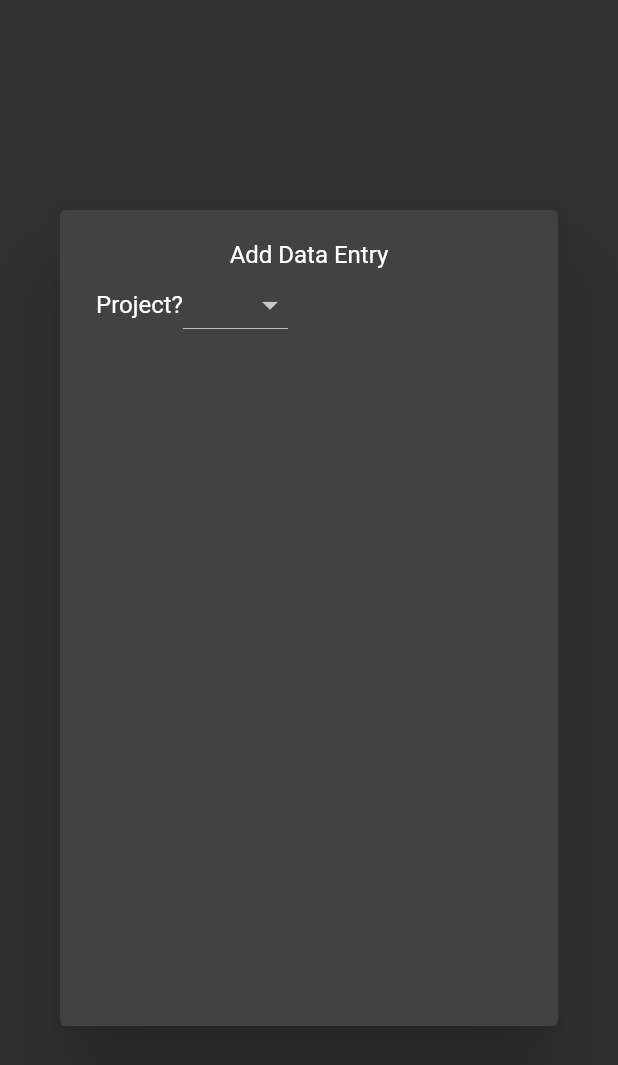
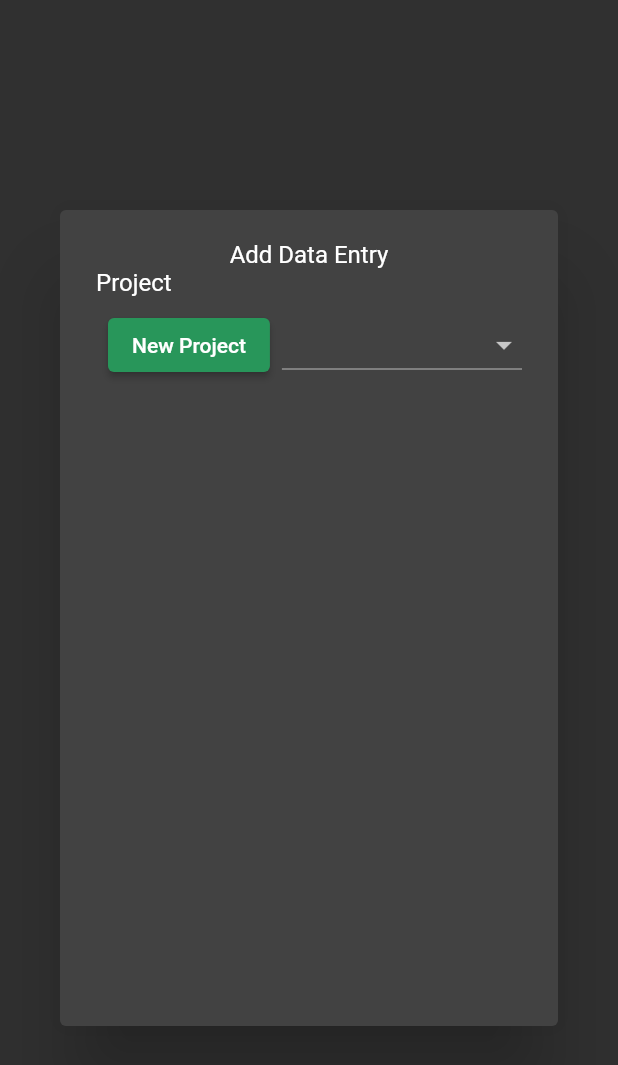
Before and after one commit to dompetriella/weighpoints, a Flutter app: the EntryCard widget shown alone on an empty page, opened directly, on a phone screen of 412 x 824 dp. Shown: the top 1065 px of the screen. Run offline on Flutter 3.47's test engine with Material 2 defaults, Android fonts, the phone set to English and light mode, and no system bars; our stand-ins replace go_router, google_fonts.

Commit message:
added Projects to add entry

```diff
--- a/lib/account_pages/add_entry.dart
+++ b/lib/account_pages/add_entry.dart
@@ -10,14 +10,6 @@ class AddEntry extends StatefulWidget {
 }
 
 class _AddEntryState extends State<AddEntry> {
-
-  int iter = 0;
-
-  void increaseNumber() {
-    setState(() {
-      iter++;
-    });
-  }
 
   void entryCardPopup(context) {
     showDialog(context: context,
--- a/lib/components/add_entry_card.dart
+++ b/lib/components/add_entry_card.dart
@@ -1,4 +1,5 @@
 import 'package:flutter/material.dart';
+import 'package:weigh_points/theme.dart';
 import '../data/data.dart';
 
 class EntryCard extends StatefulWidget {
@@ -22,16 +23,31 @@ class _EntryCardState extends State<EntryCard> {
         child: Column(
           children: [
             Text("Add Data Entry"),
+            Align(
+              alignment: Alignment.centerLeft,
+              child: Text("Project",)
+            ),
             Row(
               children: [
-                Text("Project?"),
-                DropdownButton(
-                  items: Data.projects,
-                  onChanged: (dynamic selectedOption){
-                    setState(() {
-                      currentProject = selectedOption;
-                    });
-                  })
+                Padding(
+                  padding: const EdgeInsets.all(8.0),
+                  child: ElevatedButton(
+                    style: ElevatedButton.styleFrom(
+                      primary: WPTheme.primary
+                    ),
+                    onPressed: () => print('New Project'),
+                    child: const Text('New Project')),
+                ),
+                Expanded(
+                  child: DropdownButton(
+                    isExpanded: true,
+                    items: Data.projects,
+                    onChanged: (dynamic selectedOption) {
+                      setState(() {
+                        currentProject = selectedOption;
+                      });
+                    }),
+                )
               ],
             ),
           ],
```
